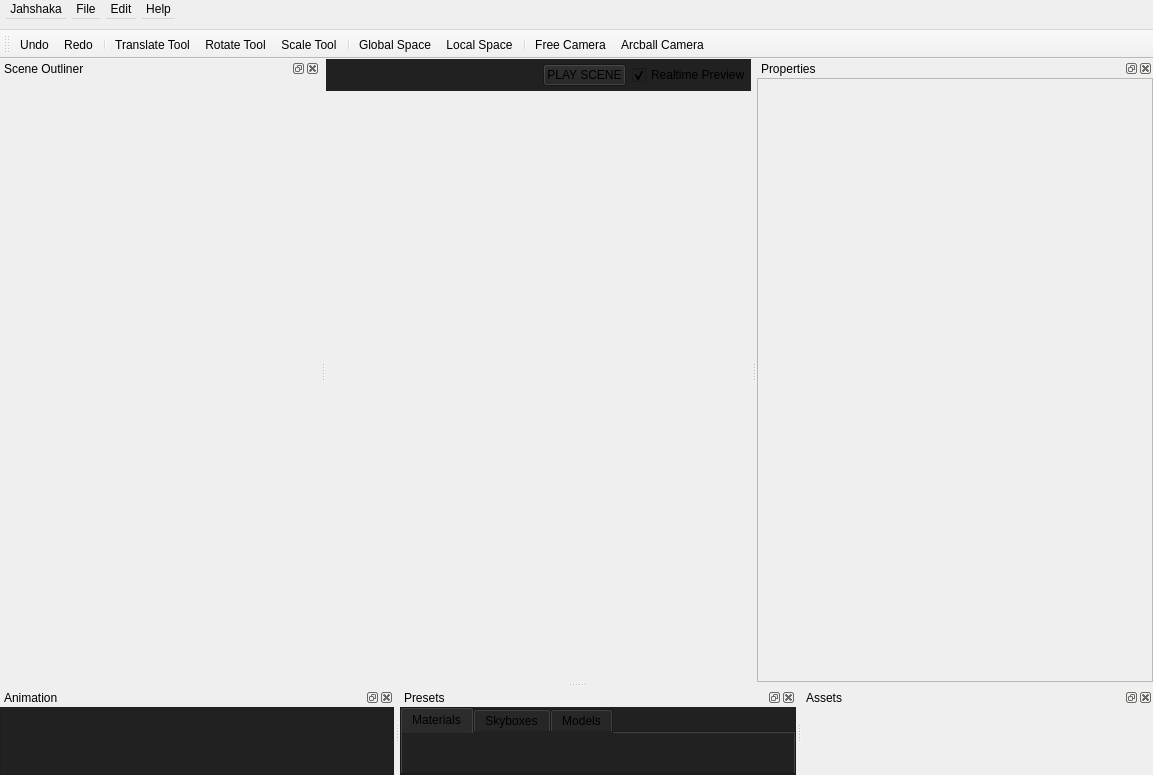
Qt form src/mainwindow.ui (jahshaka/Studio) before a commit.
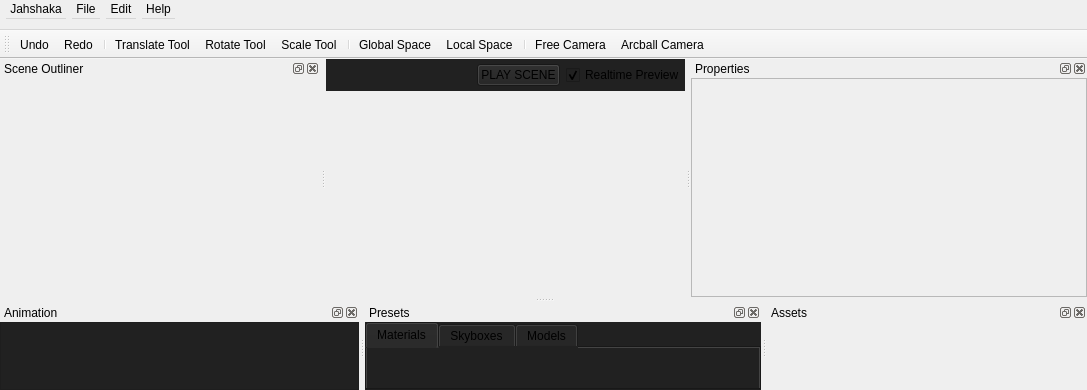
The same form after that commit. Icons and pictures are not drawn. Custom widgets are drawn as their Qt base class.

Commit message: Update user facing dialogs

Diff of the .ui file:
```diff
--- a/src/mainwindow.ui
+++ b/src/mainwindow.ui
@@ -6,8 +6,8 @@
    <rect>
     <x>0</x>
     <y>0</y>
-    <width>1153</width>
-    <height>775</height>
+    <width>1087</width>
+    <height>390</height>
    </rect>
   </property>
   <property name="windowTitle">
@@ -519,7 +519,7 @@
     <rect>
      <x>0</x>
      <y>0</y>
-     <width>1153</width>
+     <width>1087</width>
      <height>30</height>
     </rect>
    </property>
@@ -764,7 +764,7 @@
           <x>0</x>
           <y>0</y>
           <width>394</width>
-          <height>582</height>
+          <height>197</height>
          </rect>
         </property>
         <property name="styleSheet">
```
Left out of the diff: 19 changed lines with no effect on the pictures. The commit also changes 4 other files.
